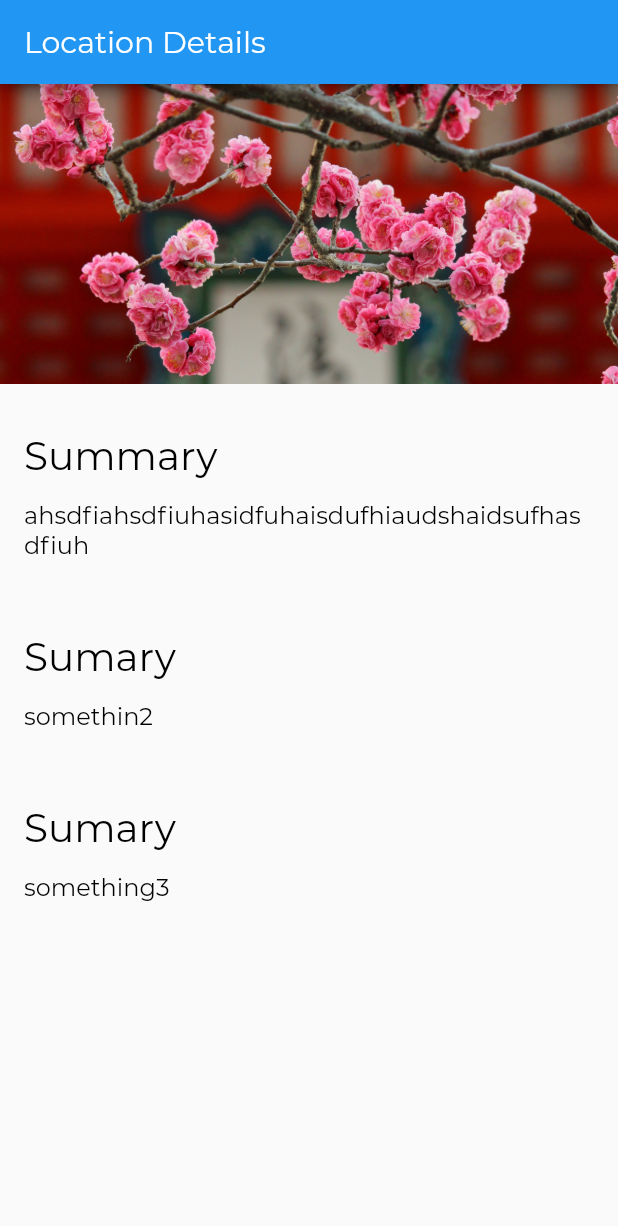
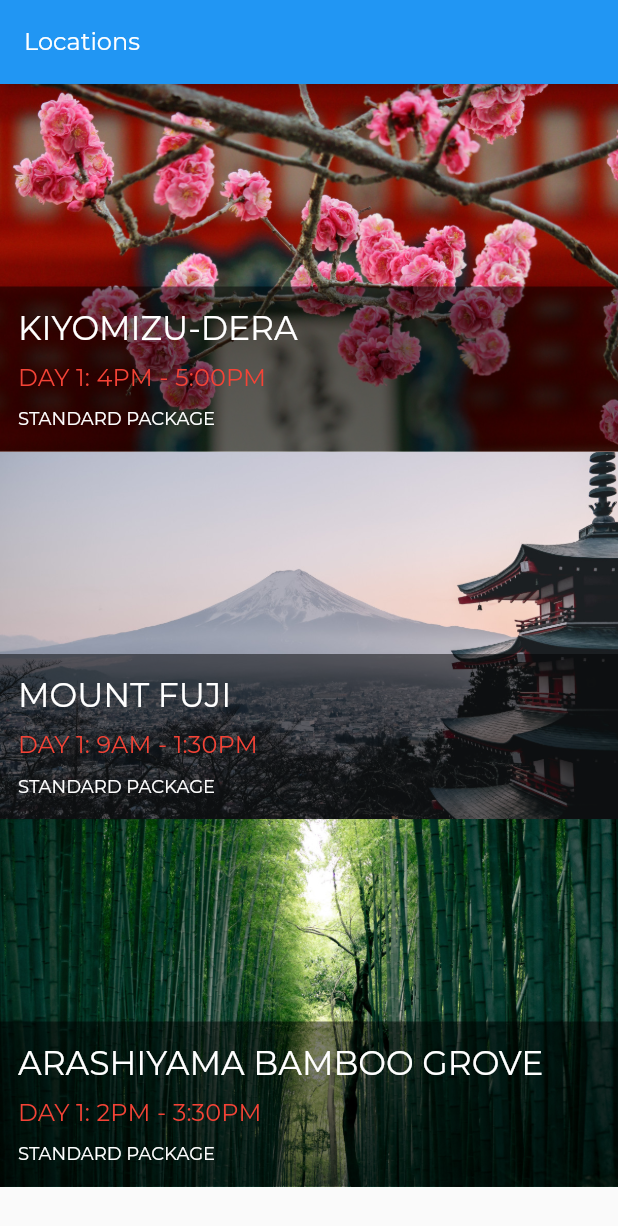
Before and after one commit to joaofurini/turism_app, a Flutter app: the screen it shows after launch, on a phone screen of 412 x 824 dp. Shown: the top 1226 px of the screen. Run offline on Flutter 3.47's test engine with Material 2 defaults, Android fonts, the phone set to English and light mode, and no system bars.

Commit message:
Finish v1

```diff
--- a/lib/app.dart
+++ b/lib/app.dart
@@ -1,21 +1,48 @@
+// app.dart
+
 import 'package:flutter/material.dart';
-import './screens/location_details/location_details.dart';
-import './style.dart';
+import 'screens/locations/locations.dart';
+import 'screens/location_details/location_details.dart';
+import 'style.dart';
+
+const LocationsRoute = '/';
+const LocationDetailRoute = '/location_detail';
 
 class App extends StatelessWidget {
   @override
   Widget build(BuildContext context) {
     return MaterialApp(
-      home: LocationDetails(),
-      theme: ThemeData(
-        appBarTheme: AppBarTheme(
-          textTheme: TextTheme(title: AppBarTextStyle),
-        ),
+      onGenerateRoute: _routes(),
+      theme: _theme(),
+    );
+  }
+
+  RouteFactory _routes() {
+    return (settings) {
+      final Map<String, dynamic> arguments = settings.arguments;
+      Widget screen;
+      switch (settings.name) {
+        case LocationsRoute:
+          screen = Locations();
+          break;
+        case LocationDetailRoute:
+          screen = LocationDetails(arguments['id']);
+          break;
+        default:
+          return null;
+      }
+      return MaterialPageRoute(builder: (BuildContext context) => screen);
+    };
+  }
+
+  ThemeData _theme() {
+    return ThemeData(
+        appBarTheme: AppBarTheme(textTheme: TextTheme(title: AppBarTextStyle)),
         textTheme: TextTheme(
           title: TitleTextStyle,
+          subtitle: SubTitleTextStyle,
+          caption: CaptionTextStyle,
           body1: Body1TextStyle,
-        ),
-      ),
-    );
+        ));
   }
 }
--- /dev/null
+++ b/lib/models/location.dart
@@ -0,0 +1,75 @@
+// lib/models/location.dart
+
+import './location_fact.dart';
+import 'package:meta/meta.dart';
+
+/// Represents a tourism location a user can visit.
+class Location {
+  final int id;
+  final String name;
+  final String imagePath;
+  final String userItinerarySummary;
+  final String tourPackageName;
+  final List<LocationFact> facts;
+
+  Location({
+    this.id,
+    this.name,
+    this.imagePath,
+    this.userItinerarySummary,
+    this.tourPackageName,
+    this.facts,
+  });
+
+  static List<Location> fetchAll() {
+    return [
+      Location(
+          id: 1,
+          name: 'Kiyomizu-dera',
+          imagePath: 'assets/images/kiyomizu-dera.jpg',
+          userItinerarySummary: 'Day 1: 4PM - 5:00PM',
+          tourPackageName: 'Standard Package',
+          facts: [
+            LocationFact('Summary',
+                'Kiyomizu-dera, officially Otowa-san Kiyomizu-dera, is an independent Buddhist temple in eastern Kyoto. The temple is part of the Historic Monuments of Ancient Kyoto UNESCO World Heritage site.'),
+            LocationFact(
+                'Architectural Style', 'Japanese Buddhist architecture.'),
+          ]),
+      Location(
+          id: 2,
+          name: 'Mount Fuji',
+          imagePath: 'assets/images/fuji.jpg',
+          userItinerarySummary: 'Day 1: 9AM - 1:30PM',
+          tourPackageName: 'Standard Package',
+          facts: [
+            LocationFact('Summary',
+                'Japan’s Mt. Fuji is an active volcano about 100 kilometers southwest of Tokyo. Commonly called “Fuji-san,” it’s the country’s tallest peak, at 3,776 meters. A pilgrimage site for centuries, it’s considered one of Japan’s 3 sacred mountains, and summit hikes remain a popular activity. Its iconic profile is the subject of numerous works of art, notably Edo Period prints by Hokusai and Hiroshige.'),
+            LocationFact('Did You Know',
+                'There are three cities that surround Mount Fuji: Gotemba, Fujiyoshida and Fujinomiya.'),
+          ]),
+      Location(
+          id: 3,
+          name: 'Arashiyama Bamboo Grove',
+          imagePath: 'assets/images/arashiyama.jpg',
+          userItinerarySummary: 'Day 1: 2PM - 3:30PM',
+          tourPackageName: 'Standard Package',
+          facts: [
+            LocationFact('Summary',
+                'While we could go on about the ethereal glow and seemingly endless heights of this bamboo grove on the outskirts of Kyoto, the sight\'s pleasures extend beyond the visual realm.'),
+            LocationFact('How to Get There',
+                'Kyoto airport, with several terminals, is located 16 kilometres south of the city and is also known as Kyoto. Kyoto can also be reached by transport links from other regional airports.'),
+          ]),
+    ];
+  }
+
+  static Location fetchByID(int locationID) {
+    // NOTE: this will replaced by a proper API call
+    List<Location> locations = Location.fetchAll();
+    for (var i = 0; i < locations.length; i++) {
+      if (locations[i].id == locationID) {
+        return locations[i];
+      }
+    }
+    return null;
+  }
+}
--- /dev/null
+++ b/lib/models/location_fact.dart
@@ -0,0 +1,6 @@
+class LocationFact {
+  final String title;
+  final String text;
+
+  LocationFact(this.title, this.text);
+}
--- a/lib/screens/location_details/location_details.dart
+++ b/lib/screens/location_details/location_details.dart
@@ -1,24 +1,41 @@
 import 'package:flutter/material.dart';
+import 'package:turismapp/screens/locations/tile_overlay.dart';
 import './text_section.dart';
-import './image_banner.dart';
+import '../../widgets/image_banner.dart';
+import '../../models/location.dart';
+import '../../widgets/location_tile.dart';
 
 class LocationDetails extends StatelessWidget {
+  final int _locationID;
+
+  LocationDetails(this._locationID);
+
   @override
   Widget build(BuildContext context) {
+    final location = Location.fetchByID(_locationID);
+
     return Scaffold(
         appBar: AppBar(
-          title: Text('Location Details'),
+          title: Text(location.name),
         ),
-        body: Column(
-          mainAxisAlignment: MainAxisAlignment.start,
-          crossAxisAlignment: CrossAxisAlignment.stretch,
-          children: <Widget>[
-            ImageBanner("assets/images/kiyomizu-dera.jpg"),
-            TextSection(
-                'Summary', 'ahsdfiahsdfiuhasidfuhaisdufhiaudshaidsufhasdfiuh'),
-            TextSection('Sumary', 'somethin2'),
-            TextSection('Sumary', 'something3')
-          ],
+        body: SingleChildScrollView(
+          child: Column(
+            mainAxisAlignment: MainAxisAlignment.start,
+            crossAxisAlignment: CrossAxisAlignment.stretch,
+            children: <Widget>[
+              ImageBanner(path: location.imagePath),
+              Padding(
+                padding: EdgeInsets.symmetric(vertical: 20.0),
+                child: LocationTile(location: location),
+              )
+            ]..addAll(textSections(location)),
+          ),
         ));
   }
+
+  List<Widget> textSections(Location location) {
+    return location.facts
+        .map((fact) => TextSection(fact.title, fact.text))
+        .toList();
+  }
 }
--- /dev/null
+++ b/lib/screens/locations/locations.dart
@@ -0,0 +1,44 @@
+import 'package:flutter/material.dart';
+import 'tile_overlay.dart';
+import '../../app.dart';
+import '../../models/location.dart';
+import '../../widgets/image_banner.dart';
+
+class Locations extends StatelessWidget {
+  @override
+  Widget build(BuildContext context) {
+    // NOTE: we'll be moving this to a scoped_model later
+    final locations = Location.fetchAll();
+
+    return Scaffold(
+      appBar: AppBar(
+        title: Text('Locations'),
+      ),
+      body: ListView.builder(
+        itemCount: locations.length,
+        itemBuilder: (context, index) =>
+            _itemBuilder(context, locations[index]),
+      ),
+    );
+  }
+
+  _onLocationTap(BuildContext context, int locationID) {
+    Navigator.pushNamed(context, LocationDetailRoute,
+        arguments: {"id": locationID});
+  }
+
+  Widget _itemBuilder(BuildContext context, Location location) {
+    return GestureDetector(
+      onTap: () => _onLocationTap(context, location.id),
+      child: Container(
+        height: 245.0,
+        child: Stack(
+          children: [
+            ImageBanner(path: location.imagePath, height: 245.0),
+            TileOverlay(location),
+          ],
+        ),
+      ),
+    );
+  }
+}
--- /dev/null
+++ b/lib/screens/locations/tile_overlay.dart
@@ -0,0 +1,23 @@
+import 'package:flutter/material.dart';
+import '../../models/location.dart';
+import '../../widgets/location_tile.dart';
+
+class TileOverlay extends StatelessWidget {
+  final Location location;
+
+  TileOverlay(this.location);
+
+  @override
+  Widget build(BuildContext context) {
+    return Column(
+      mainAxisAlignment: MainAxisAlignment.end,
+      crossAxisAlignment: CrossAxisAlignment.stretch,
+      children: <Widget>[
+        Container(
+            padding: EdgeInsets.symmetric(vertical: 5.0),
+            decoration: BoxDecoration(color: Colors.black.withOpacity(0.5)),
+            child: LocationTile(location: location, darkTheme: true)),
+      ],
+    );
+  }
+}
--- a/lib/style.dart
+++ b/lib/style.dart
@@ -1,10 +1,17 @@
 import 'package:flutter/material.dart';
 
-const LargeTextSize = 26.0;
-const MediumTextSize = 20.0;
-const BodyTextSize = 16.0;
+const LargeTextSize = 22.0;
+const MediumTextSize = 16.0;
+const SmallTextSize = 12.0;
 
 const String FontNameDefault = 'Montserrat';
+
+const Color TextColorDark = Colors.black;
+const Color TextColorLight = Colors.white;
+const Color TextColorAccent = Colors.red;
+const Color TextColorFaint = Color.fromRGBO(125, 125, 125, 1.0);
+
+const DefaultPaddingHorizontal = 12.0;
 
 const AppBarTextStyle = TextStyle(
   fontFamily: FontNameDefault,
@@ -17,12 +24,26 @@ const TitleTextStyle = TextStyle(
   fontFamily: FontNameDefault,
   fontWeight: FontWeight.w300,
   fontSize: LargeTextSize,
-  color: Colors.black,
+  color: TextColorDark,
+);
+
+const SubTitleTextStyle = TextStyle(
+  fontFamily: FontNameDefault,
+  fontWeight: FontWeight.w300,
+  fontSize: MediumTextSize,
+  color: TextColorAccent,
+);
+
+const CaptionTextStyle = TextStyle(
+  fontFamily: FontNameDefault,
+  fontWeight: FontWeight.w300,
+  fontSize: SmallTextSize,
+  color: TextColorDark,
 );
 
 const Body1TextStyle = TextStyle(
   fontFamily: FontNameDefault,
   fontWeight: FontWeight.w300,
-  fontSize: BodyTextSize,
+  fontSize: MediumTextSize,
   color: Colors.black,
 );
--- a/lib/screens/location_details/image_banner.dart
+++ b/lib/widgets/image_banner.dart
@@ -1,16 +1,18 @@
 import 'package:flutter/material.dart';
 
 class ImageBanner extends StatelessWidget {
-  final String _path;
+  final String path;
+  final double height;
 
-  ImageBanner(this._path);
+  ImageBanner({@required this.path, this.height = 200.0});
+
   @override
   Widget build(BuildContext context) {
     return Container(
-        constraints: BoxConstraints.expand(height: 200.0),
+        constraints: BoxConstraints.expand(height: height),
         decoration: BoxDecoration(color: Colors.grey),
         child: Image.asset(
-          _path,
+          path,
           fit: BoxFit.cover,
         ));
   }
--- /dev/null
+++ b/lib/widgets/location_tile.dart
@@ -0,0 +1,45 @@
+import 'package:flutter/material.dart';
+import '../models/location.dart';
+import '../style.dart';
+
+const LocationTileHeight = 100.0;
+
+class LocationTile extends StatelessWidget {
+  final Location location;
+  final bool darkTheme;
+
+  LocationTile({this.location, this.darkTheme = false});
+
+  @override
+  Widget build(BuildContext context) {
+    final textColor = this.darkTheme ? TextColorLight : TextColorDark;
+
+    return Container(
+      padding: EdgeInsets.symmetric(horizontal: DefaultPaddingHorizontal),
+      height: LocationTileHeight,
+      child: Column(
+          mainAxisAlignment: MainAxisAlignment.spaceEvenly,
+          crossAxisAlignment: CrossAxisAlignment.start,
+          children: [
+            Text(
+              location.name.toUpperCase(),
+              overflow: TextOverflow.ellipsis,
+              maxLines: 1,
+              style:
+                  Theme.of(context).textTheme.title.copyWith(color: textColor),
+            ),
+            Text(
+              location.userItinerarySummary.toUpperCase(),
+              style: Theme.of(context).textTheme.subtitle,
+            ),
+            Text(
+              location.tourPackageName.toUpperCase(),
+              style: Theme.of(context)
+                  .textTheme
+                  .caption
+                  .copyWith(color: textColor),
+            ),
+          ]),
+    );
+  }
+}
```
Also changed, not shown: assets/images/arashiyama.jpg (added), assets/images/fuji.jpg (added).
